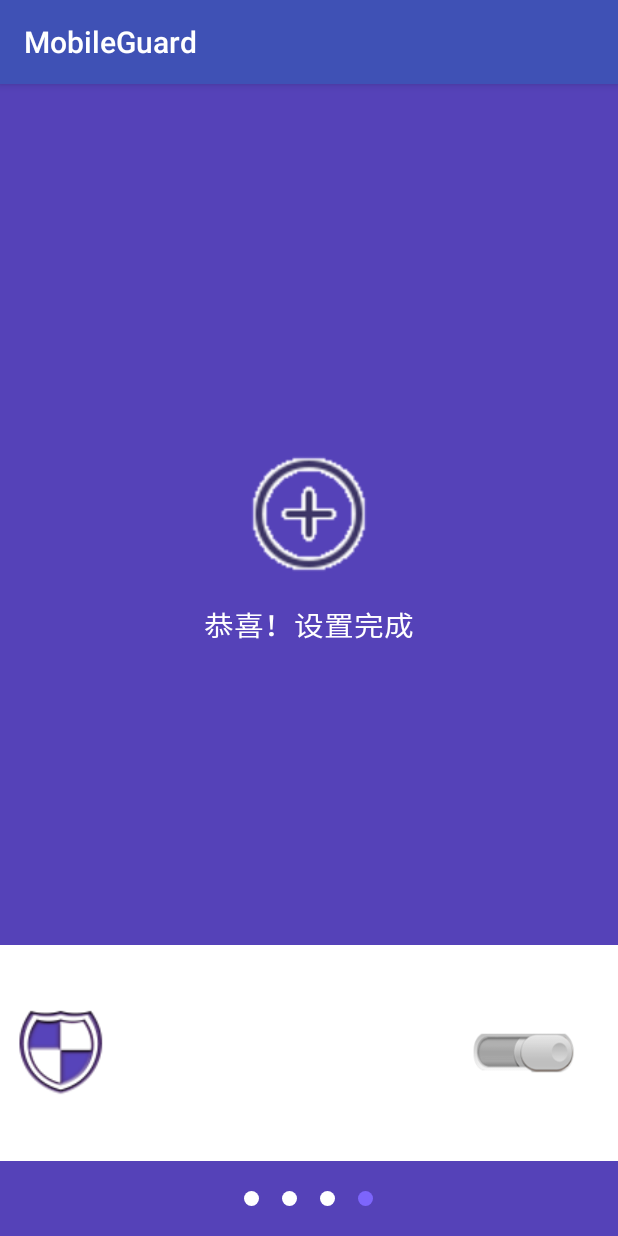
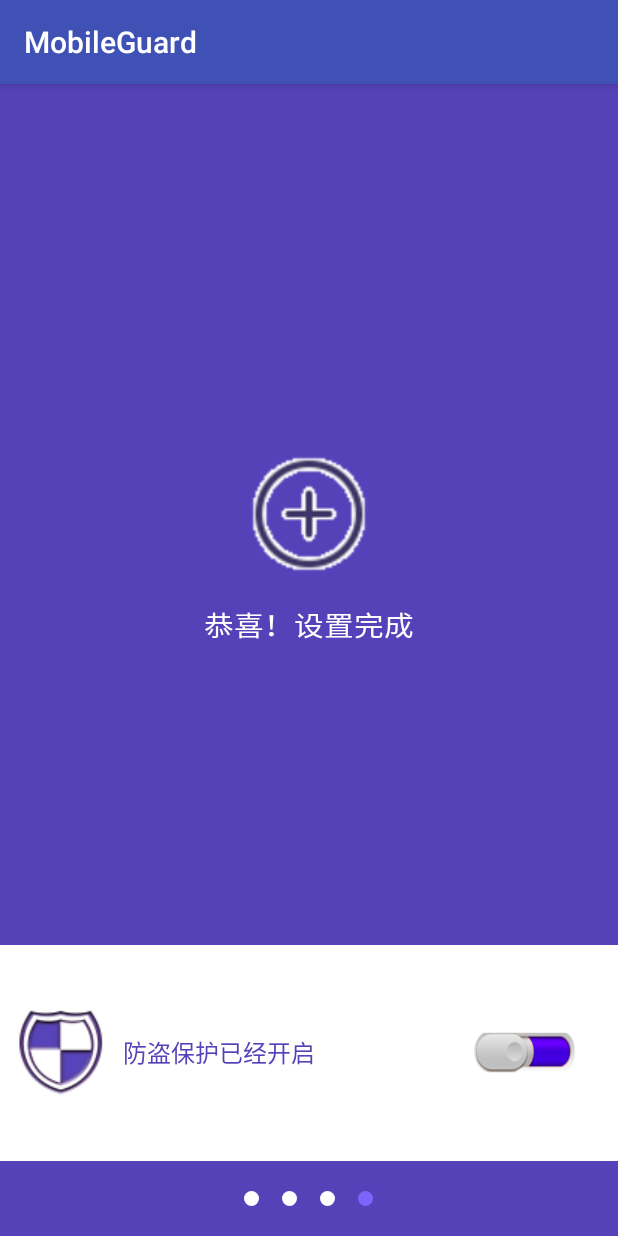
Before and after one commit to Hulovepi/MobileGuard, an Android app: the Setup4Activity screen opened directly, with no data from a screen before it, on a phone screen of 412 x 824 dp. Run offline under Robolectric (Android 15) with nearby library versions, the phone set to English and light mode, and no system bars.

Commit message:
2017.10.23-- 手机防盗界面完善--> 5.5

```diff
--- a/app/src/main/java/cn/edu/gdmec/android/mobileguard/m2theftguard/Setup4Activity.java
+++ b/app/src/main/java/cn/edu/gdmec/android/mobileguard/m2theftguard/Setup4Activity.java
@@ -1,12 +1,18 @@
 package cn.edu.gdmec.android.mobileguard.m2theftguard;
 
+import android.content.SharedPreferences;
 import android.support.v7.app.AppCompatActivity;
 import android.os.Bundle;
+import android.widget.CompoundButton;
 import android.widget.RadioButton;
+import android.widget.TextView;
+import android.widget.ToggleButton;
 
 import cn.edu.gdmec.android.mobileguard.R;
 
 public class Setup4Activity extends BaseSetUpActivity {
+    private TextView mStatusTV;
+    private ToggleButton mToggleButton;
 
     @Override
     protected void onCreate(Bundle savedInstanceState) {
@@ -14,9 +20,40 @@ public class Setup4Activity extends BaseSetUpActivity {
         setContentView(R.layout.activity_setup_4);
         //设置第四个小圆点的颜色
         ((RadioButton)findViewById(R.id.rb_four)).setChecked(true);
+        initView();
+    }
+    private void initView(){
+        ((RadioButton)findViewById(R.id.rb_four)).setChecked(true);
+        mStatusTV = (TextView)findViewById(R.id.tv_setup4_status);
+        mToggleButton = (ToggleButton)findViewById(R.id.togglebtn_securityfunction);
+        mToggleButton.setOnCheckedChangeListener(new CompoundButton.OnCheckedChangeListener() {
+            @Override
+            public void onCheckedChanged(CompoundButton buttonView, boolean isChecked) {
+                if (isChecked){
+                    mStatusTV.setText("防盗保护已经开启");
+                }else {
+                    mStatusTV.setText("防盗保护没有开启");
+                }
+                SharedPreferences.Editor editor = sp.edit();
+                editor.putBoolean("protecting",isChecked);
+                editor.commit();
+            }
+        });
+        boolean protecting = sp.getBoolean("protecting",true);
+        if (protecting){
+            mStatusTV.setText("防盗保护已经开启");
+            mToggleButton.setChecked(true);
+        }else {
+            mStatusTV.setText("防盗保护没有开启");
+            mToggleButton.setChecked(false);
+        }
     }
     @Override
     public void showNext() {
+        //跳转至 防盗保护页面
+        SharedPreferences.Editor editor = sp.edit();
+        editor.putBoolean("isSetUp",true);
+        editor.commit();
         startActivityAndFinishSelf(LostFindActivity.class);
 
     }
```
Also changed, not shown: app/src/main/AndroidManifest.xml (+28 -3 lines), app/src/main/java/cn/edu/gdmec/android/mobileguard/m2theftguard/LostFindActivity.java (+77 -3 lines), app/src/main/java/cn/edu/gdmec/android/mobileguard/m2theftguard/receiver/MyDeviceAdminReceiver.java (added, +8 -0 lines), app/src/main/java/cn/edu/gdmec/android/mobileguard/m2theftguard/receiver/SmsLostFindReceiver.java (added, +8 -0 lines), app/src/main/java/cn/edu/gdmec/android/mobileguard/m2theftguard/service/GPSLocationService.java (added, +8 -0 lines), app/src/main/res/xml/device_admin_sample.xml (added, +9 -0 lines), 1 other file.
